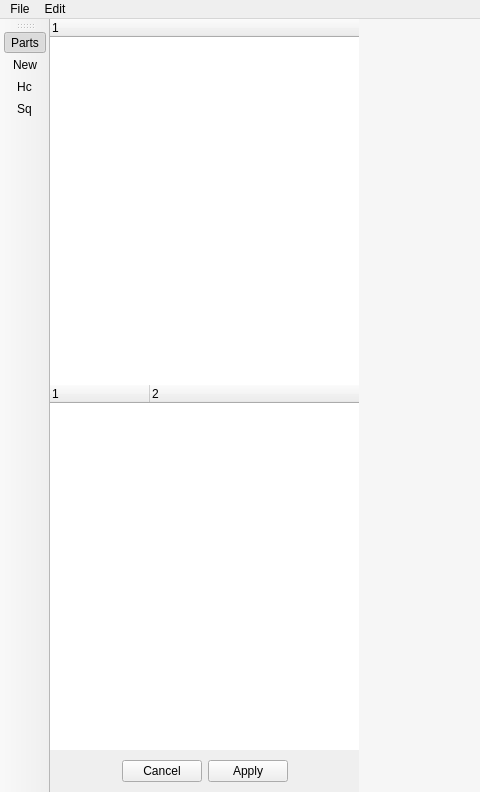
Qt form cadnano/gui/ui/mainwindow/mainwindow.ui (cadnano/cadnano2.5) before a commit; both pictures show x 0 to 480 and y 0 to 792 of the 1075 by 792 pixel window.
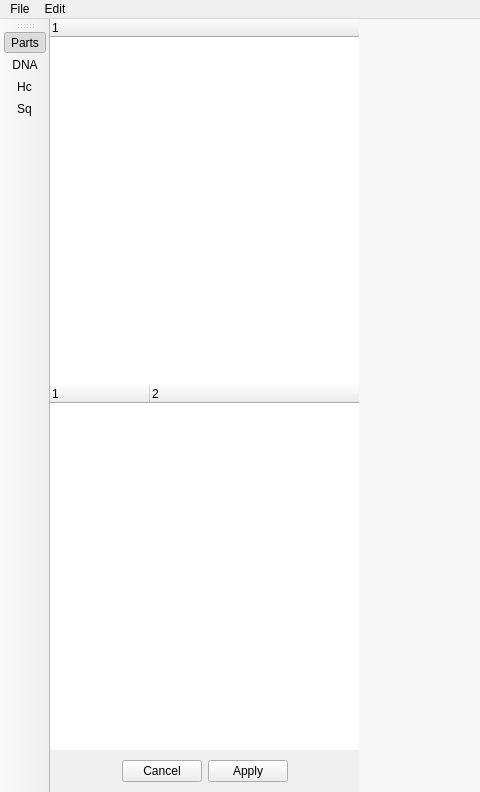
The same form after that commit. Icons and pictures are not drawn. Custom widgets are drawn as their Qt base class.

Patch:
```diff
--- a/cadnano/gui/ui/mainwindow/mainwindow.ui
+++ b/cadnano/gui/ui/mainwindow/mainwindow.ui
@@ -383,7 +383,7 @@
     <bool>false</bool>
    </attribute>
    <addaction name="action_outliner"/>
-   <addaction name="action_new_part"/>
+   <addaction name="action_new_dna_part"/>
    <addaction name="action_new_honeycomb_part"/>
    <addaction name="action_new_square_part"/>
   </widget>
@@ -988,6 +988,15 @@
     <string>Add new part</string>
    </property>
   </action>
+  <action name="action_new_dna_part">
+   <property name="icon">
+    <iconset resource="cadnano.gui.ui.mainwindow.icons.qrc">
+     <normaloff>:/parttools/new-dna</normaloff>:/parttools/new-dna</iconset>
+   </property>
+   <property name="text">
+    <string>DNA</string>
+   </property>
+  </action>
  </widget>
  <customwidgets>
   <customwidget>
```
Left out of the diff: 4 changed lines with no effect on the pictures.
